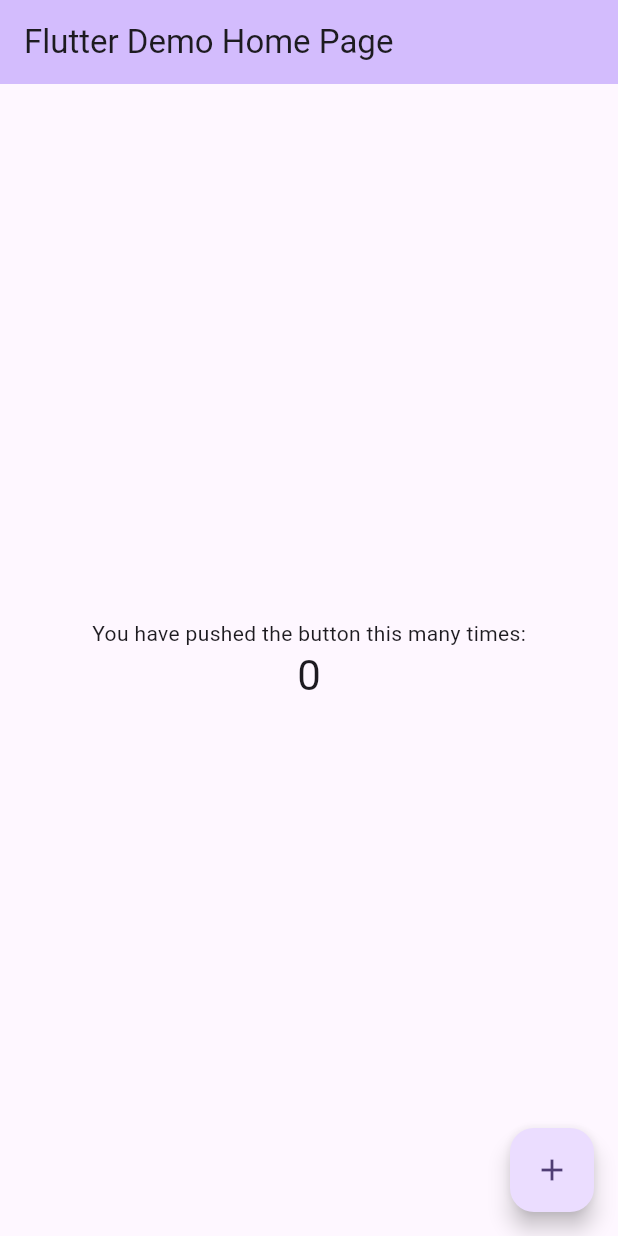
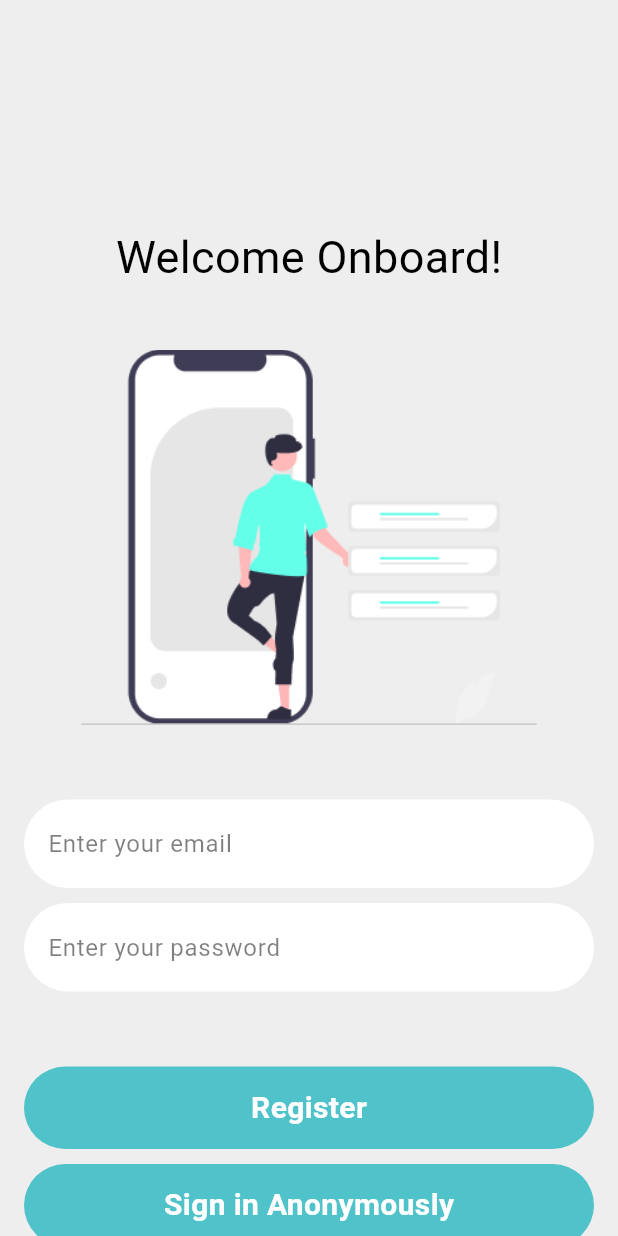
Before and after one commit to Genster78/Flutter-Firebase, a Flutter app: the screen it shows after launch, on a phone screen of 412 x 824 dp. Run offline on Flutter 3.47's test engine with Material 2 defaults, Android fonts, the phone set to English and light mode, and no system bars; our stand-ins replace firebase_core; accounts and stored records are empty.

Commit message:
create_home_register_pages

```diff
--- /dev/null
+++ b/ids.txt
@@ -0,0 +1,3 @@
+Platform  Firebase App Id
+android   1:230010794003:android:17d0a7a5bbb430f48acfe6
+ios       1:230010794003:ios:17db28669ef086668acfe6
--- /dev/null
+++ b/lib/constance/colors.dart
@@ -0,0 +1,6 @@
+import 'package:flutter/material.dart';
+
+const Color bgcolor = Color(0xFFEEEEEE);
+const Color acentcolor = Color(0xFF50C2C9);
+const Color mainWhite = Color(0xFFFFFFFF);
+const Color mainBlack = Color(0xFF000000);
--- /dev/null
+++ b/lib/constance/styles.dart
@@ -0,0 +1,33 @@
+import 'package:flutter/material.dart';
+
+import 'colors.dart';
+
+final textInputFormDecoration = InputDecoration(
+  hintText: "Enter your email",
+  hintStyle: TextStyle(
+    color: mainBlack.withOpacity(0.5),
+    fontSize: 16,
+  ),
+  filled: true,
+  fillColor: mainWhite,
+  border: OutlineInputBorder(
+    borderSide: BorderSide.none,
+    borderRadius: BorderRadius.circular(50),
+  ),
+);
+
+const inputTextStyle = TextStyle(
+  color: mainBlack,
+  fontSize: 18,
+);
+
+final buttonDecoration = BoxDecoration(
+  color: acentcolor,
+  borderRadius: BorderRadius.circular(50)
+);
+
+const buttonTextStyle = TextStyle(
+                    color: mainWhite,
+                    fontSize: 20,
+                    fontWeight: FontWeight.w600,
+                  );
--- a/lib/main.dart
+++ b/lib/main.dart
@@ -1,4 +1,6 @@
 import 'package:flutter/material.dart';
+import 'package:flutter_firebase/screens/authentication/register.dart';
+import 'package:flutter_firebase/screens/home/home.dart';
 
 void main() {
   runApp(const MyApp());
@@ -11,115 +13,13 @@ class MyApp extends StatelessWidget {
   @override
   Widget build(BuildContext context) {
     return MaterialApp(
-      title: 'Flutter Demo',
+      debugShowCheckedModeBanner: false,
+      title: 'Flutter Firebase',
       theme: ThemeData(
-        // This is the theme of your application.
-        //
-        // TRY THIS: Try running your application with "flutter run". You'll see
-        // the application has a blue toolbar. Then, without quitting the app,
-        // try changing the seedColor in the colorScheme below to Colors.green
-        // and then invoke "hot reload" (save your changes or press the "hot
-        // reload" button in a Flutter-supported IDE, or press "r" if you used
-        // the command line to start the app).
-        //
-        // Notice that the counter didn't reset back to zero; the application
-        // state is not lost during the reload. To reset the state, use hot
-        // restart instead.
-        //
-        // This works for code too, not just values: Most code changes can be
-        // tested with just a hot reload.
         colorScheme: ColorScheme.fromSeed(seedColor: Colors.deepPurple),
         useMaterial3: true,
       ),
-      home: const MyHomePage(title: 'Flutter Demo Home Page'),
+      home: Register(),
     );
   }
 }
-
-class MyHomePage extends StatefulWidget {
-  const MyHomePage({super.key, required this.title});
-
-  // This widget is the home page of your application. It is stateful, meaning
-  // that it has a State object (defined below) that contains fields that affect
-  // how it looks.
-
-  // This class is the configuration for the state. It holds the values (in this
-  // case the title) provided by the parent (in this case the App widget) and
-  // used by the build method of the State. Fields in a Widget subclass are
-  // always marked "final".
-
-  final String title;
-
-  @override
-  State<MyHomePage> createState() => _MyHomePageState();
-}
-
-class _MyHomePageState extends State<MyHomePage> {
-  int _counter = 0;
-
-  void _incrementCounter() {
-    setState(() {
-      // This call to setState tells the Flutter framework that something has
-      // changed in this State, which causes it to rerun the build method below
-      // so that the display can reflect the updated values. If we changed
-      // _counter without calling setState(), then the build method would not be
-      // called again, and so nothing would appear to happen.
-      _counter++;
-    });
-  }
-
-  @override
-  Widget build(BuildContext context) {
-    // This method is rerun every time setState is called, for instance as done
-    // by the _incrementCounter method above.
-    //
-    // The Flutter framework has been optimized to make rerunning build methods
-    // fast, so that you can just rebuild anything that needs updating rather
-    // than having to individually change instances of widgets.
-    return Scaffold(
-      appBar: AppBar(
-        // TRY THIS: Try changing the color here to a specific color (to
-        // Colors.amber, perhaps?) and trigger a hot reload to see the AppBar
-        // change color while the other colors stay the same.
-        backgroundColor: Theme.of(context).colorScheme.inversePrimary,
-        // Here we take the value from the MyHomePage object that was created by
-        // the App.build method, and use it to set our appbar title.
-        title: Text(widget.title),
-      ),
-      body: Center(
-        // Center is a layout widget. It takes a single child and positions it
-        // in the middle of the parent.
-        child: Column(
-          // Column is also a layout widget. It takes a list of children and
-          // arranges them vertically. By default, it sizes itself to fit its
-          // children horizontally, and tries to be as tall as its parent.
-          //
-          // Column has various properties to control how it sizes itself and
-          // how it positions its children. Here we use mainAxisAlignment to
-          // center the children vertically; the main axis here is the vertical
-          // axis because Columns are vertical (the cross axis would be
-          // horizontal).
-          //
-          // TRY THIS: Invoke "debug painting" (choose the "Toggle Debug Paint"
-          // action in the IDE, or press "p" in the console), to see the
-          // wireframe for each widget.
-          mainAxisAlignment: MainAxisAlignment.center,
-          children: <Widget>[
-            const Text(
-              'You have pushed the button this many times:',
-            ),
-            Text(
-              '$_counter',
-              style: Theme.of(context).textTheme.headlineMedium,
-            ),
-          ],
-        ),
-      ),
-      floatingActionButton: FloatingActionButton(
-        onPressed: _incrementCounter,
-        tooltip: 'Increment',
-        child: const Icon(Icons.add),
-      ), // This trailing comma makes auto-formatting nicer for build methods.
-    );
-  }
-}
--- /dev/null
+++ b/lib/screens/authentication/register.dart
@@ -0,0 +1,127 @@
+import 'package:flutter/material.dart';
+import 'package:flutter_firebase/constance/colors.dart';
+import 'package:flutter_firebase/constance/styles.dart';
+
+class Register extends StatefulWidget {
+  const Register({super.key});
+
+  @override
+  State<Register> createState() => _RegisterState();
+}
+
+class _RegisterState extends State<Register> {
+  // create form key
+  final _formKey = GlobalKey<FormState>();
+
+  //email password state
+  String email = "";
+  String password = "";
+  String error = "";
+
+  @override
+  Widget build(BuildContext context) {
+    return Scaffold(
+      backgroundColor: bgcolor,
+      body: Padding(
+        padding: const EdgeInsets.symmetric(horizontal: 16),
+        child: SingleChildScrollView(
+          child: Column(
+            crossAxisAlignment: CrossAxisAlignment.center,
+            // mainAxisAlignment: MainAxisAlignment.center,
+            children: [
+              const SizedBox(height: 150),
+              const Text(
+                "Welcome Onboard!",
+                style: TextStyle(fontSize: 30, color: mainBlack),
+              ),
+              const SizedBox(height: 40),
+              Image.asset(
+                "assets/notifications.png",
+                height: 250,
+              ),
+              const SizedBox(height: 50),
+              Form(
+                key: _formKey,
+                child: Column(
+                  children: [
+                    TextFormField(
+                      style: inputTextStyle,
+                      decoration: textInputFormDecoration,
+                      validator: (value) =>
+                          value!.isEmpty ? "Enter a valid email" : null,
+                      onChanged: (value) {
+                        setState(() {
+                          email = value;
+                        });
+                      },
+                    ),
+                    const SizedBox(height: 10),
+                    TextFormField(
+                      style: inputTextStyle,
+                      decoration: textInputFormDecoration.copyWith(
+                          hintText: "Enter your password"),
+                      validator: (value) => value!.isEmpty
+                          ? "Password must be at least 8 charachters"
+                          : null,
+                      onChanged: (value) {
+                        setState(() {
+                          password = value;
+                        });
+                      },
+                    ),
+                    const SizedBox(height: 50),
+                    Container(
+                      width: double.infinity,
+                      height: 55,
+                      decoration: buttonDecoration,
+                      child: const Center(
+                        child: Text(
+                          "Register",
+                          style: buttonTextStyle,
+                        ),
+                      ),
+                    ),
+                    const SizedBox(height: 10),
+                    Container(
+                      width: double.infinity,
+                      height: 55,
+                      decoration: buttonDecoration,
+                      child: const Center(
+                        child: Text(
+                          "Sign in Anonymously",
+                          style: buttonTextStyle,
+                        ),
+                      ),
+                    ),
+                    const SizedBox(height: 20),
+                    Row(
+                      mainAxisAlignment: MainAxisAlignment.center,
+                      children: [
+                        Text(
+                          "Do you have an account?",
+                          style: TextStyle(
+                            color: mainBlack.withOpacity(0.75),
+                            fontSize: 17,
+                          ),
+                        ),
+                        const SizedBox(width: 10),
+                        const Text(
+                          "Sign In",
+                          style: TextStyle(
+                            color: acentcolor,
+                            fontSize: 19,
+                            fontWeight: FontWeight.w900
+                          ),
+                        ),
+                      ],
+                    )
+                  ],
+                ),
+              )
+            ],
+          ),
+        ),
+      ),
+    );
+  }
+}
```
Also changed, not shown: lib/screens/home/home.dart (added, +80 -0 lines), pubspec.yaml (+4 -3 lines), assets/Clock.png (added), assets/man.png (added), assets/notifications.png (added), assets/phone.png (added), lib/firebase_options.dart (added), lib/screens/authentication/authenticate.dart (added), lib/screens/authentication/signin.dart (added), pubspec.lock, 6 other files.
